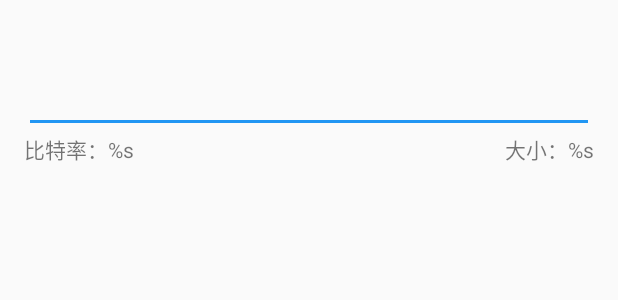
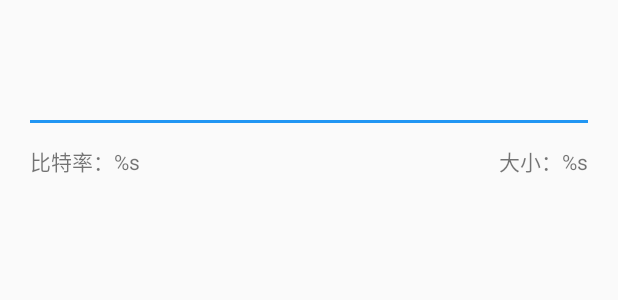
Before and after one commit to moeshin/dsyyy, an Android app: the layout alert_confirm.xml on its own in the app's theme, with its tools: preview values and no code run, on a phone screen of 412 x 824 dp. Shown: the top 300 px of the screen. Run offline under Robolectric (Android 15) with nearby library versions, the phone set to English and light mode, and no system bars.

Commit message:
chore: Modify alert_confirm.xml layout

```diff
--- a/app/src/main/res/layout/alert_confirm.xml
+++ b/app/src/main/res/layout/alert_confirm.xml
@@ -9,9 +9,9 @@
         android:id="@+id/path"
         android:layout_width="0dp"
         android:layout_height="wrap_content"
-        android:layout_marginStart="16dp"
+        android:layout_marginStart="14dp"
         android:layout_marginTop="8dp"
-        android:layout_marginEnd="16dp"
+        android:layout_marginEnd="14dp"
         android:background="?attr/selectableItemBackground"
         android:padding="8dp"
         app:layout_constraintEnd_toEndOf="parent"
@@ -34,19 +34,21 @@
 
     <TextView
         android:id="@+id/br"
-        android:text="@string/format_br"
         android:layout_width="wrap_content"
         android:layout_height="wrap_content"
-        android:layout_marginStart="16dp"
+        android:layout_marginStart="20dp"
+        android:layout_marginTop="8dp"
+        android:text="@string/format_br"
         app:layout_constraintStart_toStartOf="parent"
         app:layout_constraintTop_toBottomOf="@+id/edit" />
 
     <TextView
         android:id="@+id/size"
-        android:text="@string/format_size"
         android:layout_width="wrap_content"
         android:layout_height="wrap_content"
-        android:layout_marginEnd="16dp"
+        android:layout_marginTop="8dp"
+        android:layout_marginEnd="20dp"
+        android:text="@string/format_size"
         app:layout_constraintEnd_toEndOf="parent"
         app:layout_constraintTop_toBottomOf="@+id/edit" />
 </android.support.constraint.ConstraintLayout>
```
